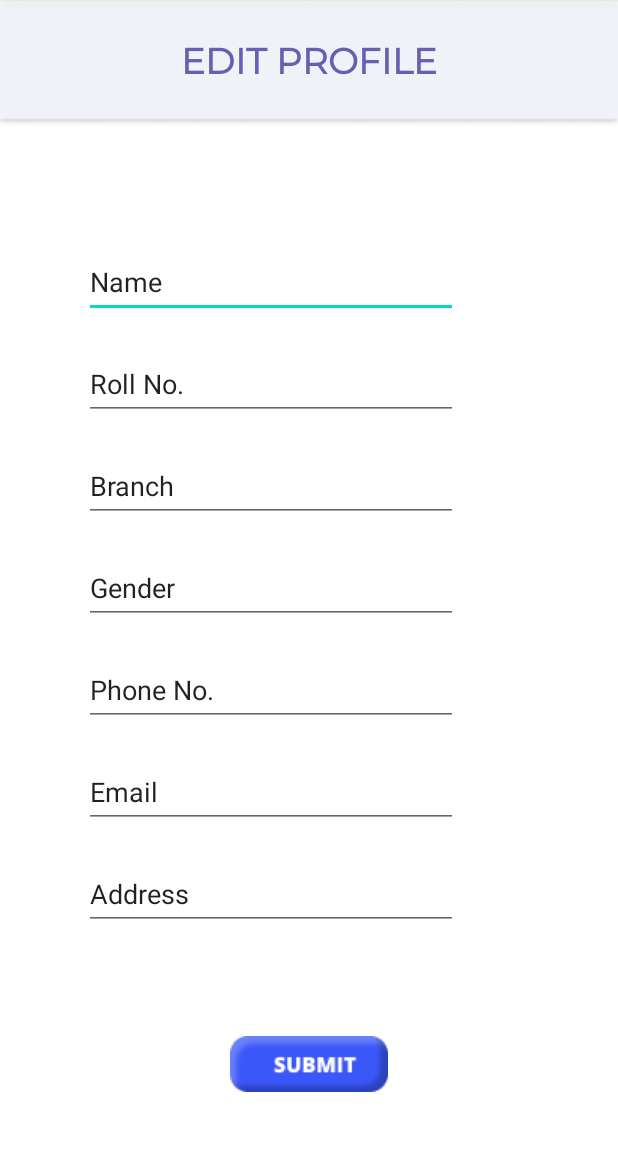
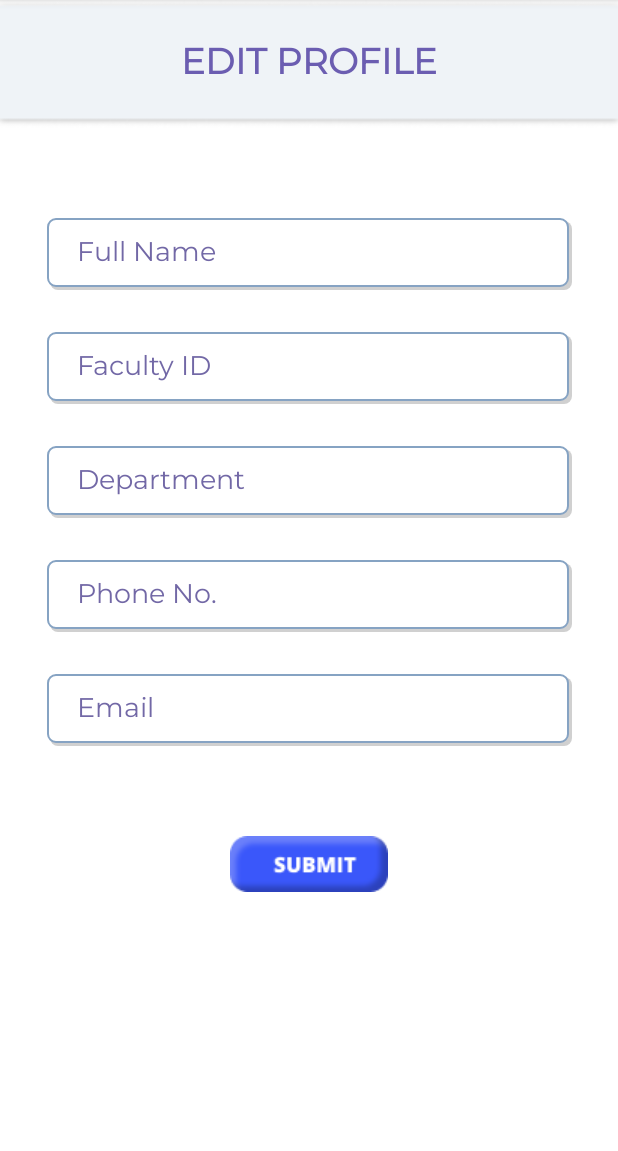
Before and after one commit to inQuery5187/inQuery2.0, an Android app: the Fprofile2 screen opened directly, with no data from a screen before it, on a phone screen of 412 x 824 dp, the part 84-1235 px from its top. Run offline under Robolectric (Android 15) with nearby library versions, the phone set to English and light mode, and no system bars.

Commit message:
editText changes (made UI better)

```diff
--- a/app/src/main/java/com/example/inquery/Fprofile2.java
+++ b/app/src/main/java/com/example/inquery/Fprofile2.java
@@ -9,31 +9,27 @@ import android.widget.ImageView;
 import android.widget.Toast;
 
 public class Fprofile2 extends AppCompatActivity {
-    EditText name,rollno,branch,gender,phoneno,email,address;
+    EditText name,facultyid,dept,phoneno,email;
     ImageView submit;
     @Override
     protected void onCreate(Bundle savedInstanceState) {
         super.onCreate(savedInstanceState);
         setContentView(R.layout.activity_fprofile2);
-        name=findViewById(R.id.rollNo);
-        rollno=findViewById(R.id.roll_no);
-        branch=findViewById(R.id.branch);
-        gender=findViewById(R.id.gender);
+        name=findViewById(R.id.userName);
+        facultyid=findViewById(R.id.faculty_id);
+        dept=findViewById(R.id.department);
         phoneno=findViewById(R.id.phone_no);
         email=findViewById(R.id.email);
-        address=findViewById(R.id.address);
         submit=findViewById(R.id.submit);
 
         submit.setOnClickListener(new View.OnClickListener() {
             @Override
             public void onClick(View view) {
                 String n=name.getText().toString();
-                String r=rollno.getText().toString();
-                String b=branch.getText().toString();
-                String g=gender.getText().toString();
+                String r=facultyid.getText().toString();
+                String b=dept.getText().toString();
                 String p=phoneno.getText().toString();
                 String e=email.getText().toString();
-                String a=address.getText().toString();
                 Toast.makeText(Fprofile2.this, "Profile Edited Successfully", Toast.LENGTH_SHORT).show();
             }
         });
--- a/app/src/main/java/com/example/inquery/f_profile.java
+++ b/app/src/main/java/com/example/inquery/f_profile.java
@@ -25,7 +25,7 @@ public class f_profile extends AppCompatActivity {
         super.onCreate(savedInstanceState);
         setContentView(R.layout.activity_fprofile);
         userId= findViewById(R.id.name);
-        name= findViewById(R.id.userName);
+        name= findViewById(R.id.epf_background);
         querybox=findViewById(R.id.requests);
         reference= FirebaseDatabase.getInstance().getReference("Data").child("Faculty");
         reference.child("2021b1541083").get().addOnCompleteListener(new OnCompleteListener<DataSnapshot>() {
--- a/app/src/main/java/com/example/inquery/f_signup.java
+++ b/app/src/main/java/com/example/inquery/f_signup.java
@@ -21,7 +21,7 @@ public class f_signup extends AppCompatActivity {
     protected void onCreate(Bundle savedInstanceState) {
         super.onCreate(savedInstanceState);
         setContentView(R.layout.activity_fsignup);
-        name= findViewById(R.id.userName);
+        name= findViewById(R.id.epf_background);
         userID= findViewById(R.id.name);
         userPwd= findViewById(R.id.userPwd);
         cpwd= findViewById(R.id.cpwd);
--- a/app/src/main/java/com/example/inquery/s_signup.java
+++ b/app/src/main/java/com/example/inquery/s_signup.java
@@ -34,7 +34,7 @@ public class s_signup extends AppCompatActivity {
     protected void onCreate(Bundle savedInstanceState) {
         super.onCreate(savedInstanceState);
         setContentView(R.layout.activity_ssignup);
-        name= findViewById(R.id.userName);
+        name= findViewById(R.id.epf_background);
         userID= findViewById(R.id.name);
         userPwd= findViewById(R.id.userPwd);
         cpwd= findViewById(R.id.cpwd);
--- /dev/null
+++ b/app/src/main/res/drawable/et_background.xml
@@ -0,0 +1,19 @@
+<?xml version="1.0" encoding="utf-8"?>
+<layer-list xmlns:android="http://schemas.android.com/apk/res/android">
+    <!-- Gray shadow. -->
+    <item android:left="2dp" android:top="2dp">
+        <shape>
+            <solid android:color="#D0D0D0" />
+            <corners android:radius="5dp" />
+        </shape>
+    </item>
+    <!-- White foreground. -->
+    <item android:bottom="2dp" android:right="2dp">
+        <shape xmlns:android="http://schemas.android.com/apk/res/android">
+            <solid android:color="@color/white"/>
+            <stroke android:color="#86A3C3"
+                android:width="1.5dp" />
+            <corners android:radius="5dp"/>
+        </shape>
+    </item>
+</layer-list>
--- /dev/null
+++ b/app/src/main/res/drawable/icon_notvisible.xml
@@ -0,0 +1,5 @@
+<vector android:height="24dp" android:tint="#7268A6"
+    android:viewportHeight="24" android:viewportWidth="24"
+    android:width="24dp" xmlns:android="http://schemas.android.com/apk/res/android">
+    <path android:fillColor="@android:color/white" android:pathData="M12,7c2.76,0 5,2.24 5,5 0,0.65 -0.13,1.26 -0.36,1.83l2.92,2.92c1.51,-1.26 2.7,-2.89 3.43,-4.75 -1.73,-4.39 -6,-7.5 -11,-7.5 -1.4,0 -2.74,0.25 -3.98,0.7l2.16,2.16C10.74,7.13 11.35,7 12,7zM2,4.27l2.28,2.28 0.46,0.46C3.08,8.3 1.78,10.02 1,12c1.73,4.39 6,7.5 11,7.5 1.55,0 3.03,-0.3 4.38,-0.84l0.42,0.42L19.73,22 21,20.73 3.27,3 2,4.27zM7.53,9.8l1.55,1.55c-0.05,0.21 -0.08,0.43 -0.08,0.65 0,1.66 1.34,3 3,3 0.22,0 0.44,-0.03 0.65,-0.08l1.55,1.55c-0.67,0.33 -1.41,0.53 -2.2,0.53 -2.76,0 -5,-2.24 -5,-5 0,-0.79 0.2,-1.53 0.53,-2.2zM11.84,9.02l3.15,3.15 0.02,-0.16c0,-1.66 -1.34,-3 -3,-3l-0.17,0.01z"/>
+</vector>
--- /dev/null
+++ b/app/src/main/res/drawable/icon_profile.xml
@@ -0,0 +1,5 @@
+<vector android:height="24dp" android:tint="#7268A6"
+    android:viewportHeight="24" android:viewportWidth="24"
+    android:width="24dp" xmlns:android="http://schemas.android.com/apk/res/android">
+    <path android:fillColor="@android:color/white" android:pathData="M12,12c2.21,0 4,-1.79 4,-4s-1.79,-4 -4,-4 -4,1.79 -4,4 1.79,4 4,4zM12,14c-2.67,0 -8,1.34 -8,4v2h16v-2c0,-2.66 -5.33,-4 -8,-4z"/>
+</vector>
--- /dev/null
+++ b/app/src/main/res/drawable/icon_visible.xml
@@ -0,0 +1,5 @@
+<vector android:height="24dp" android:tint="#7268A6"
+    android:viewportHeight="24" android:viewportWidth="24"
+    android:width="24dp" xmlns:android="http://schemas.android.com/apk/res/android">
+    <path android:fillColor="@android:color/white" android:pathData="M12,4.5C7,4.5 2.73,7.61 1,12c1.73,4.39 6,7.5 11,7.5s9.27,-3.11 11,-7.5c-1.73,-4.39 -6,-7.5 -11,-7.5zM12,17c-2.76,0 -5,-2.24 -5,-5s2.24,-5 5,-5 5,2.24 5,5 -2.24,5 -5,5zM12,9c-1.66,0 -3,1.34 -3,3s1.34,3 3,3 3,-1.34 3,-3 -1.34,-3 -3,-3z"/>
+</vector>
--- a/app/src/main/res/layout/activity_fprofile.xml
+++ b/app/src/main/res/layout/activity_fprofile.xml
@@ -23,7 +23,7 @@
         tools:ignore="TouchTargetSizeCheck" />
 
     <TextView
-        android:id="@+id/userName"
+        android:id="@+id/epf_background"
         android:layout_width="200dp"
         android:layout_height="40dp"
         android:layout_marginTop="40dp"
@@ -60,7 +60,7 @@
         app:layout_constraintEnd_toEndOf="parent"
         app:layout_constraintHorizontal_bias="0.498"
         app:layout_constraintStart_toStartOf="parent"
-        app:layout_constraintTop_toBottomOf="@+id/userName"
+        app:layout_constraintTop_toBottomOf="@+id/epf_background"
         app:layout_constraintVertical_bias="0.0" />
 
 </androidx.constraintlayout.widget.ConstraintLayout>
--- a/app/src/main/res/layout/activity_fprofile2.xml
+++ b/app/src/main/res/layout/activity_fprofile2.xml
@@ -6,18 +6,9 @@
     android:layout_height="match_parent"
     tools:context=".Fprofile2">
 
-    <ImageView
-        android:id="@+id/submit"
-        android:layout_width="wrap_content"
-        android:layout_height="wrap_content"
-        android:layout_marginBottom="40dp"
-        app:layout_constraintBottom_toBottomOf="parent"
-        app:layout_constraintEnd_toEndOf="parent"
-        app:layout_constraintStart_toStartOf="parent"
-        app:srcCompat="@drawable/submit_button" />
 
     <ImageView
-        android:id="@+id/userName"
+        android:id="@+id/epf_background"
         android:layout_width="0dp"
         android:layout_height="85dp"
         app:layout_constraintEnd_toEndOf="parent"
@@ -35,93 +26,105 @@
         android:textColor="#6B5DB1"
         android:textSize="24sp"
         android:textStyle="bold"
-        app:layout_constraintBottom_toBottomOf="@+id/userName"
-        app:layout_constraintEnd_toEndOf="@+id/userName"
+        app:layout_constraintBottom_toBottomOf="@+id/epf_background"
+        app:layout_constraintEnd_toEndOf="@+id/epf_background"
         app:layout_constraintStart_toStartOf="parent"
         app:layout_constraintTop_toTopOf="parent" />
 
     <EditText
-        android:id="@+id/rollNo"
-        android:layout_width="249dp"
+        android:id="@+id/faculty_id"
+        android:layout_width="350dp"
         android:layout_height="48dp"
-        android:layout_marginStart="56dp"
-        android:layout_marginTop="164dp"
-        android:ems="10"
-        android:inputType="textPersonName"
-        android:text="Name"
+        android:layout_marginTop="28dp"
+        android:background="@drawable/et_background"
+        android:drawablePadding="25dp"
+        android:fontFamily="@font/montserrat"
+        android:hint="Faculty ID"
+        android:paddingLeft="20dp"
+        android:paddingRight="10dp"
+        android:textColorHint="#7268A6"
+        android:textColor="#7268A6"
+        android:textSize="18sp"
+        app:layout_constraintEnd_toEndOf="parent"
         app:layout_constraintStart_toStartOf="parent"
-        app:layout_constraintTop_toTopOf="parent" />
+        app:layout_constraintTop_toBottomOf="@+id/userName" />
 
     <EditText
-        android:id="@+id/roll_no"
-        android:layout_width="249dp"
+        android:id="@+id/userName"
+        android:layout_width="350dp"
         android:layout_height="48dp"
-        android:layout_marginStart="56dp"
-        android:layout_marginTop="20dp"
-        android:ems="10"
-        android:inputType="textPersonName"
-        android:text="Roll No."
+        android:layout_marginTop="60dp"
+        android:background="@drawable/et_background"
+        android:drawablePadding="25dp"
+        android:fontFamily="@font/montserrat"
+        android:hint="Full Name"
+        android:paddingLeft="20dp"
+        android:paddingRight="10dp"
+        android:textColorHint="#7268A6"
+        android:textColor="#7268A6"
+        android:textSize="18sp"
+        app:layout_constraintEnd_toEndOf="parent"
         app:layout_constraintStart_toStartOf="parent"
-        app:layout_constraintTop_toBottomOf="@+id/rollNo" />
+        app:layout_constraintTop_toBottomOf="@+id/epf_background" />
 
     <EditText
-        android:id="@+id/branch"
-        android:layout_width="249dp"
+        android:id="@+id/department"
+        android:layout_width="350dp"
         android:layout_height="48dp"
-        android:layout_marginStart="56dp"
-        android:layout_marginTop="20dp"
-        android:ems="10"
-        android:inputType="textPersonName"
-        android:text="Branch"
+        android:layout_marginTop="28dp"
+        android:background="@drawable/et_background"
+        android:drawablePadding="25dp"
+        android:fontFamily="@font/montserrat"
+        android:hint="Department"
+        android:paddingLeft="20dp"
+        android:textColorHint="#7268A6"
+        android:textColor="#7268A6"
+        android:textSize="18sp"
+        app:layout_constraintEnd_toEndOf="parent"
         app:layout_constraintStart_toStartOf="parent"
-        app:layout_constraintTop_toBottomOf="@+id/roll_no" />
-
-    <EditText
-        android:id="@+id/gender"
-        android:layout_width="249dp"
-        android:layout_height="48dp"
-        android:layout_marginStart="56dp"
-        android:layout_marginTop="20dp"
-        android:ems="10"
-        android:inputType="textPersonName"
-        android:text="Gender"
-        app:layout_constraintStart_toStartOf="parent"
-        app:layout_constraintTop_toBottomOf="@+id/branch" />
+        app:layout_constraintTop_toBottomOf="@+id/faculty_id" />
 
     <EditText
         android:id="@+id/phone_no"
-        android:layout_width="249dp"
+        android:layout_width="350dp"
         android:layout_height="48dp"
-        android:layout_marginStart="56dp"
-        android:layout_marginTop="20dp"
-        android:ems="10"
-        android:inputType="textPersonName"
-        android:text="Phone No."
+        android:layout_marginTop="28dp"
+        android:background="@drawable/et_background"
+        android:drawablePadding="25dp"
+        android:fontFamily="@font/montserrat"
+        android:hint="Phone No."
+        android:paddingLeft="20dp"
+        android:textColorHint="#7268A6"
+        android:textColor="#7268A6"
+        android:textSize="18sp"
+        app:layout_constraintEnd_toEndOf="parent"
         app:layout_constraintStart_toStartOf="parent"
-        app:layout_constraintTop_toBottomOf="@+id/gender" />
+        app:layout_constraintTop_toBottomOf="@+id/department" />
 
     <EditText
         android:id="@+id/email"
-        android:layout_width="249dp"
+        android:layout_width="350dp"
         android:layout_height="48dp"
-        android:layout_marginStart="56dp"
-        android:layout_marginTop="20dp"
-        android:ems="10"
-        android:inputType="textPersonName"
-        android:text="Email"
+        android:layout_marginTop="28dp"
+        android:background="@drawable/et_background"
+        android:drawablePadding="25dp"
+        android:fontFamily="@font/montserrat"
+        android:hint="Email"
+        android:paddingLeft="20dp"
+        android:textColorHint="#7268A6"
+        android:textColor="#7268A6"
+        android:textSize="18sp"
+        app:layout_constraintEnd_toEndOf="parent"
         app:layout_constraintStart_toStartOf="parent"
         app:layout_constraintTop_toBottomOf="@+id/phone_no" />
 
-    <EditText
-        android:id="@+id/address"
-        android:layout_width="249dp"
-        android:layout_height="48dp"
-        android:layout_marginStart="56dp"
-        android:layout_marginTop="20dp"
-        android:ems="10"
-        android:inputType="textPersonName"
-        android:text="Address"
+    <ImageView
+        android:id="@+id/submit"
+        android:layout_width="wrap_content"
+        android:layout_height="wrap_content"
+        android:layout_marginTop="60dp"
+        app:layout_constraintEnd_toEndOf="parent"
         app:layout_constraintStart_toStartOf="parent"
-        app:layout_constraintTop_toBottomOf="@+id/email" />
-
+        app:layout_constraintTop_toBottomOf="@+id/email"
+        app:srcCompat="@drawable/submit_button" />
 </androidx.constraintlayout.widget.ConstraintLayout>
```
Also changed, not shown: app/src/main/res/drawable/et_background_rounded.xml (added, +20 -0 lines), app/src/main/res/layout/activity_flogin.xml (+18 -6 lines), app/src/main/res/layout/activity_fsignup.xml (+39 -15 lines), app/src/main/res/layout/activity_settings.xml (+24 -14 lines), app/src/main/res/layout/activity_slogin.xml (+18 -6 lines), app/src/main/res/layout/activity_sprofileedit.xml (+60 -35 lines), app/src/main/res/layout/activity_ssignup.xml (+39 -15 lines).
